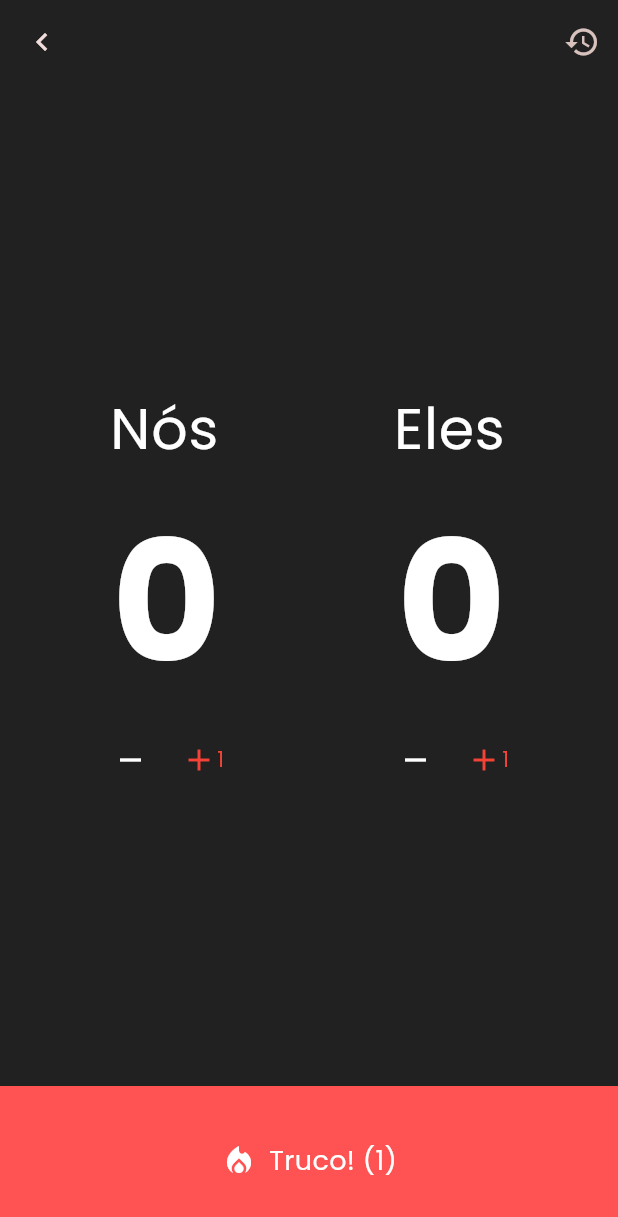
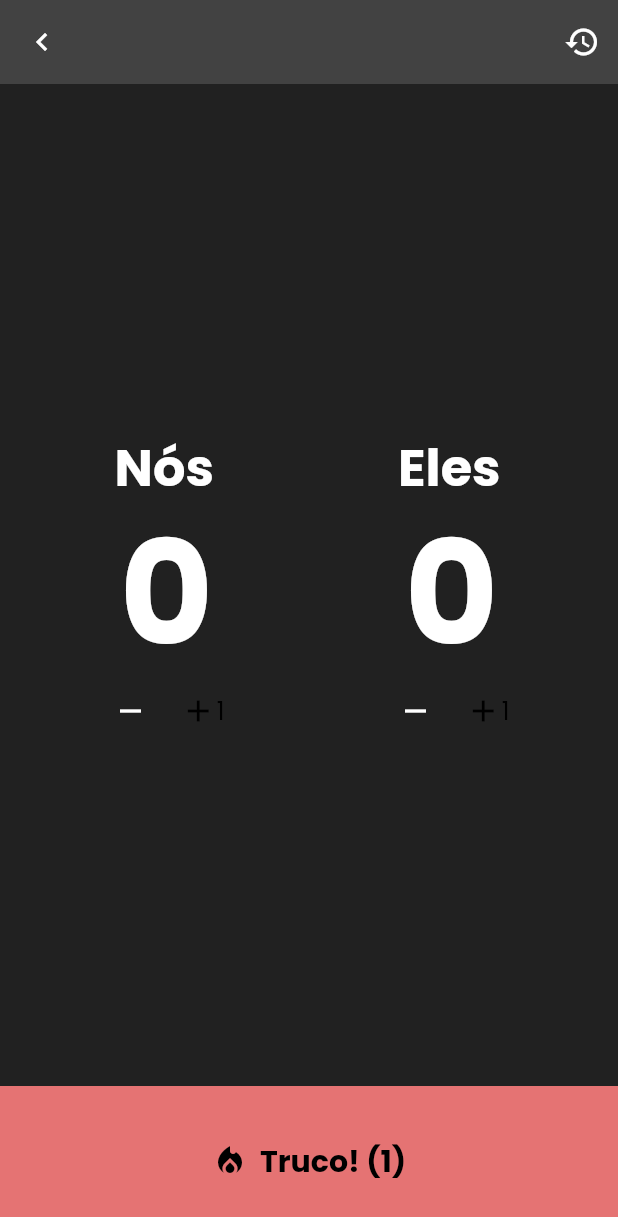
Before and after one commit to alessonjrt/marcatruco, a Flutter app: the screen it shows after launch, after a tap on "Jogar", on a phone screen of 412 x 824 dp. Shown: the top 1217 px of the screen. Run offline on Flutter 3.47's test engine with Material 3 defaults, Android fonts, the phone set to English and light mode, and no system bars; our stand-ins replace audioplayers, camera, flutter_secure_storage, google_fonts, lottie, share_plus; missing offline and left inert: widgets_to_image.

Commit message:
some fixes

```diff
--- a/lib/features/menu/menu_screen.dart
+++ b/lib/features/menu/menu_screen.dart
@@ -24,7 +24,6 @@ class MenuScreen extends StatelessWidget {
                       title: 'Jogar',
                       icon: Icons.play_arrow_rounded,
                       route: '/score_board',
-                      color: Colors.white,
                     ),
                     const SizedBox(width: 10),
                     _buildMenuButton(
@@ -32,15 +31,14 @@ class MenuScreen extends StatelessWidget {
                       title: 'Histórico',
                       icon: Icons.history,
                       route: '/history',
-                      color: Colors.white,
                     ),
+                    // Você pode descomentar e ajustar este botão se necessário
                     // const SizedBox(width: 10),
                     // _buildMenuButton(
                     //   context,
                     //   title: 'Opções',
                     //   icon: Icons.settings,
-                    //   route: '/history',
-                    //   color: Colors.white,
+                    //   route: '/options',
                     // ),
                   ],
                 ),
@@ -55,7 +53,6 @@ class MenuScreen extends StatelessWidget {
     required String title,
     required IconData icon,
     required String route,
-    required Color color,
   }) {
     double width = MediaQuery.of(context).size.width * 0.28;
     double height = MediaQuery.of(context).size.height * 0.11;
@@ -70,8 +67,8 @@ class MenuScreen extends StatelessWidget {
           begin: Alignment.topLeft,
           end: Alignment.bottomRight,
           colors: [
-            Colors.grey.shade300,
-            Colors.grey.shade600,
+            Theme.of(context).colorScheme.primary.withOpacity(0.3),
+            Theme.of(context).colorScheme.primary.withOpacity(0.6),
           ],
         ),
       ),
@@ -92,40 +89,18 @@ class MenuScreen extends StatelessWidget {
             child: Column(
               crossAxisAlignment: CrossAxisAlignment.start,
               children: [
-                ShaderMask(
-                  shaderCallback: (bounds) => LinearGradient(
-                    begin: Alignment.topLeft,
-                    end: Alignment.bottomRight,
-                    colors: [
-                      Colors.grey.shade300,
-                      Colors.grey.shade600,
-                    ],
-                  ).createShader(bounds),
-                  child: Icon(
-                    icon,
-                    size: 28,
-                    color: Colors.white,
-                  ),
+                Icon(
+                  icon,
+                  size: 28,
+                  color: Theme.of(context).colorScheme.primary,
                 ),
                 const SizedBox(height: 20),
-                ShaderMask(
-                  shaderCallback: (bounds) => LinearGradient(
-                    begin: Alignment.topLeft,
-                    end: Alignment.bottomRight,
-                    colors: [
-                      Colors.grey.shade300,
-                      Colors.grey.shade600,
-                    ],
-                  ).createShader(bounds),
-                  child: Text(
-                    title,
-                    style: const TextStyle(
-                      fontSize: 16,
-                      fontWeight: FontWeight.bold,
-                      color:
-                          Colors.white, // Cor base antes de aplicar o degradê
-                    ),
-                  ),
+                Text(
+                  title,
+                  style: Theme.of(context).textTheme.titleMedium?.copyWith(
+                        fontWeight: FontWeight.bold,
+                        color: Theme.of(context).colorScheme.primary,
+                      ),
                 ),
               ],
             ),
--- a/lib/features/score_board/score_board_screen.dart
+++ b/lib/features/score_board/score_board_screen.dart
@@ -43,7 +43,7 @@ class _ScoreBoardScreenState extends State<ScoreBoardScreen> {
   }
 
   Future<void> _showEndGameDialog() async {
-    bool? shouldReset = await showDialog<bool>(
+    await showDialog<bool>(
       context: context,
       builder: (BuildContext context) {
         String winningTeam = _scoreBoardController.match.teamA.hasWon
@@ -54,39 +54,36 @@ class _ScoreBoardScreenState extends State<ScoreBoardScreen> {
           child: AlertDialog(
             surfaceTintColor: Theme.of(context).scaffoldBackgroundColor,
             backgroundColor: Theme.of(context).scaffoldBackgroundColor,
-                shape: RoundedRectangleBorder(
-                    borderRadius: BorderRadius.circular(4)),
-                title: const Text('Fim de Jogo!'),
+            shape:
+                RoundedRectangleBorder(borderRadius: BorderRadius.circular(4)),
+            title: Text(
+              'Fim de Jogo!',
+              style: Theme.of(context).textTheme.titleLarge,
+            ),
             content: Text(
-                    '$winningTeam atingiu ${ScoreBoardController.maxPoints} pontos. Deseja reiniciar a partida?'),
+              '$winningTeam atingiu ${ScoreBoardController.maxPoints} pontos. Deseja compartilar o resultado?',
+              style: Theme.of(context).textTheme.bodyLarge,
+            ),
             actions: [
               IconButton(
                 onPressed: () => Navigator.of(context).pushNamed(
                     '/share_result',
                     arguments: _scoreBoardController.match),
-                      icon: const Icon(Icons.share)),
-                  TextButton(
-                    onPressed: () {
-                      Navigator.of(context).pop(false);
-                    },
-                    child: const Text('Não'),
+                icon: Icon(
+                  Icons.share,
+                  color: Theme.of(context).colorScheme.primary,
+                ),
               ),
               TextButton(
-                    onPressed: () {
-                      Navigator.of(context).pop(true);
-                    },
-                    child: const Text('Sim'),
-                  ),
+                  onPressed: () => Navigator.of(context).pop(),
+                  child: Text('Não'))
             ],
           ),
         );
       },
-        ) ??
-        false;
+    );
 
-    if (shouldReset) {
     _scoreBoardController.resetScores();
-    }
   }
 
   @override
@@ -100,15 +97,20 @@ class _ScoreBoardScreenState extends State<ScoreBoardScreen> {
         ),
       ),
       appBar: AppBar(
-        backgroundColor: Colors.transparent,
         leading: IconButton(
-          icon: const Icon(Icons.chevron_left),
+          icon: Icon(
+            Icons.chevron_left,
+            color: Theme.of(context).colorScheme.onSurface,
+          ),
           onPressed: () => Navigator.of(context).pop(),
         ),
         surfaceTintColor: Colors.transparent,
         actions: <Widget>[
           IconButton(
-            icon: const Icon(Icons.history),
+            icon: Icon(
+              Icons.history,
+              color: Theme.of(context).colorScheme.onSurface,
+            ),
             onPressed: () =>
                 showMatchActionsSheet(context, _scoreBoardController.match),
           ),
@@ -116,11 +118,8 @@ class _ScoreBoardScreenState extends State<ScoreBoardScreen> {
       ),
       body: Padding(
         padding: const EdgeInsets.all(16),
-        child: Column(
-          crossAxisAlignment: CrossAxisAlignment.start,
-          mainAxisAlignment: MainAxisAlignment.center,
-          children: [
-            Row(
+        child: Center(
+          child: Row(
             crossAxisAlignment: CrossAxisAlignment.center,
             mainAxisAlignment: MainAxisAlignment.spaceBetween,
             children: [
@@ -160,7 +159,6 @@ class _ScoreBoardScreenState extends State<ScoreBoardScreen> {
               ),
             ],
           ),
-          ],
         ),
       ),
     );
--- a/lib/shared/theme/app_theme.dart
+++ b/lib/shared/theme/app_theme.dart
@@ -4,29 +4,24 @@ import 'package:google_fonts/google_fonts.dart';
 class AppTheme {
   static ThemeData get darkTheme => ThemeData(
         brightness: Brightness.dark,
-        scaffoldBackgroundColor: Colors.grey.shade900,
-        colorScheme: ColorScheme.fromSeed(
-          seedColor: Colors.red.shade500,
-          brightness: Brightness.dark,
-        ),
+        scaffoldBackgroundColor: _darkColorScheme.background,
+        colorScheme: _darkColorScheme,
         textTheme: _buildTextTheme(Brightness.dark),
         useMaterial3: true,
       );
 
   static ThemeData get lightTheme => ThemeData(
         brightness: Brightness.light,
-        scaffoldBackgroundColor: Colors.white,
-        colorScheme: ColorScheme.fromSeed(
-          seedColor: Colors.red.shade500,
-          brightness: Brightness.light,
-        ),
+        scaffoldBackgroundColor: _lightColorScheme.background,
+        colorScheme: _lightColorScheme,
         textTheme: _buildTextTheme(Brightness.light),
         useMaterial3: true,
       );
 
   static TextTheme _buildTextTheme(Brightness brightness) {
     final baseTextTheme = GoogleFonts.poppinsTextTheme();
-    final textColor = brightness == Brightness.dark ? Colors.white : Colors.black;
+    final textColor =
+        brightness == Brightness.dark ? Colors.white : Colors.black;
 
     return baseTextTheme.copyWith(
       displayLarge: baseTextTheme.displayLarge?.copyWith(
@@ -92,4 +87,50 @@ class AppTheme {
       ),
     );
   }
+
+  static final ColorScheme _lightColorScheme = ColorScheme(
+    brightness: Brightness.light,
+    primary: Colors.red.shade600,
+    onPrimary: Colors.white,
+    secondary: Colors.blue.shade600,
+    onSecondary: Colors.white,
+    tertiary: Colors.orange.shade600,
+    onTertiary: Colors.white,
+    error: Colors.red.shade700,
+    onError: Colors.white,
+    background: Colors.grey.shade50,
+    onBackground: Colors.black,
+    surface: Colors.white,
+    onSurface: Colors.black,
+    surfaceVariant: Colors.green.shade600,
+    onSurfaceVariant: Colors.white,
+    outline: Colors.grey.shade500,
+    shadow: Colors.black45,
+    inverseSurface: Colors.grey.shade200,
+    onInverseSurface: Colors.black,
+    inversePrimary: Colors.red.shade700,
+  );
+
+  static final ColorScheme _darkColorScheme = ColorScheme(
+    brightness: Brightness.dark,
+    primary: Colors.red.shade300,
+    onPrimary: Colors.black,
+    secondary: Colors.blue.shade300,
+    onSecondary: Colors.black,
+    tertiary: Colors.orange.shade300,
+    onTertiary: Colors.black,
+    error: Colors.red.shade200,
+    onError: Colors.black,
+    background: Colors.grey.shade900,
+    onBackground: Colors.white,
+    surface: Colors.grey.shade800,
+    onSurface: Colors.white,
+    surfaceVariant: Colors.green.shade300,
+    onSurfaceVariant: Colors.black,
+    outline: Colors.grey.shade600,
+    shadow: Colors.black,
+    inverseSurface: Colors.grey.shade800,
+    onInverseSurface: Colors.white,
+    inversePrimary: Colors.red.shade100,
+  );
 }
--- a/lib/shared/widgets/score_widget.dart
+++ b/lib/shared/widgets/score_widget.dart
@@ -10,14 +10,16 @@ class ScoreWidget extends StatefulWidget {
   final VoidCallback onFold;
   final void Function(String)? onNameChanged;
   final RiseMode riseMode;
-  const ScoreWidget(
-      {super.key,
+
+  const ScoreWidget({
+    super.key,
     required this.onAdd,
     required this.onSubtract,
     this.onNameChanged,
     required this.riseMode,
     required this.onFold,
-      required this.team});
+    required this.team,
+  });
 
   @override
   State<ScoreWidget> createState() => _ScoreWidgetState();
@@ -55,11 +57,12 @@ class _ScoreWidgetState extends State<ScoreWidget> {
                     borderSide: BorderSide(color: Colors.transparent),
                   ),
                   focusedBorder: UnderlineInputBorder(
-                    borderSide:
-                        BorderSide(color: Color.fromARGB(0, 234, 221, 221)),
+                    borderSide: BorderSide(color: Colors.transparent),
                   ),
                 ),
-                style: const TextStyle(color: Colors.white, fontSize: 38),
+                style: Theme.of(context).textTheme.headlineMedium?.copyWith(
+                      color: Theme.of(context).colorScheme.onSurface,
+                    ),
               ),
               Badge(
                 backgroundColor: Colors.transparent,
@@ -67,15 +70,18 @@ class _ScoreWidgetState extends State<ScoreWidget> {
                 isLabelVisible:
                     widget.team.score >= 10 && widget.team.score != 12,
                 offset: const Offset(-18, 25),
-                label: Lottie.asset(width: 30, 'assets/animations/fire.json'),
+                label: Lottie.asset(
+                  width: 30,
+                  'assets/animations/fire.json',
+                ),
                 child: Text(
                   widget.team.score.toString(),
-                  style: TextStyle(
+                  style: Theme.of(context).textTheme.displayLarge?.copyWith(
                         color: widget.team.score != 12
-                          ? Colors.white
+                            ? Theme.of(context).colorScheme.onSurface
                             : Colors.amberAccent,
                         fontWeight: FontWeight.bold,
-                      fontSize: 112),
+                      ),
                 ),
               ),
               Row(
@@ -83,24 +89,31 @@ class _ScoreWidgetState extends State<ScoreWidget> {
                 crossAxisAlignment: CrossAxisAlignment.center,
                 children: <Widget>[
                   IconButton(
-                      icon: const Icon(
+                    icon: Icon(
                       Icons.remove,
-                        color: Colors.white,
+                      color: Theme.of(context).colorScheme.onSurface,
                     ),
-                      onPressed: widget.onSubtract),
+                    onPressed: widget.onSubtract,
+                  ),
                   IconButton(
-                    color: Colors.red,
+                    color: Theme.of(context).colorScheme.error,
                     icon: Row(
                       crossAxisAlignment: CrossAxisAlignment.center,
                       mainAxisAlignment: MainAxisAlignment.center,
                       mainAxisSize: MainAxisSize.min,
                       children: [
-                        const Icon(
+                        Icon(
                           Icons.add,
+                          color: Theme.of(context).colorScheme.onError,
                         ),
                         Text(
                           '${widget.riseMode.value}',
-                          style: const TextStyle(color: Colors.red),
+                          style: Theme.of(context)
+                              .textTheme
+                              .bodyLarge
+                              ?.copyWith(
+                                color: Theme.of(context).colorScheme.onError,
+                              ),
                         )
                       ],
                     ),
@@ -112,10 +125,19 @@ class _ScoreWidgetState extends State<ScoreWidget> {
                 visible: widget.riseMode != RiseMode.none,
                 child: TextButton.icon(
                   onPressed: widget.onFold,
-                  icon: const Text('correr'),
-                  label: const Icon(Icons.directions_run),
+                  icon: Text(
+                    'Correr',
+                    style: Theme.of(context).textTheme.labelLarge,
                   ),
-              )
+                  label: Icon(
+                    Icons.directions_run,
+                    color: Theme.of(context).colorScheme.primary,
+                  ),
+                  style: TextButton.styleFrom(
+                    foregroundColor: Theme.of(context).colorScheme.primary,
+                  ),
+                ),
+              ),
             ],
           ),
         ),
--- a/lib/shared/widgets/truco_button.dart
+++ b/lib/shared/widgets/truco_button.dart
@@ -1,5 +1,5 @@
+import 'package:flutter/material.dart';
 import 'package:marcatruco/shared/enums/rise_mode.dart';
-import 'package:flutter/material.dart';
 
 class TrucoButton extends StatelessWidget {
   final RiseMode currentMode;
@@ -11,16 +11,14 @@ class TrucoButton extends StatelessWidget {
     required this.currentMode,
   });
 
-
   void _nextMode() {
-   onRiseModeChanged(currentMode.next);
+    onRiseModeChanged(currentMode.next);
   }
-
 
   @override
   Widget build(BuildContext context) {
     return Material(
-      color: _getButtonColor(),
+      color: _getButtonColor(context),
       child: InkWell(
         onTap: _nextMode,
         child: SizedBox(
@@ -29,15 +27,17 @@ class TrucoButton extends StatelessWidget {
             crossAxisAlignment: CrossAxisAlignment.center,
             mainAxisAlignment: MainAxisAlignment.center,
             children: [
-              const Icon(
+              Icon(
                 Icons.local_fire_department,
-                color: Colors.white,
+                color: Theme.of(context).colorScheme.onPrimary,
               ),
               const SizedBox(width: 8),
               Text(
                 _getButtonLabel(),
-                style: const TextStyle(color: Colors.white, fontSize: 18),
-              )
+                style: Theme.of(context).textTheme.titleLarge?.copyWith(
+                      color: Theme.of(context).colorScheme.onPrimary,
+                    ),
+              ),
             ],
           ),
         ),
@@ -45,7 +45,7 @@ class TrucoButton extends StatelessWidget {
     );
   }
 
-   String _getLabel(RiseMode mode) {
+  String _getLabel(RiseMode mode) {
     switch (mode) {
       case RiseMode.none:
         return 'Truco!';
@@ -56,7 +56,7 @@ class TrucoButton extends StatelessWidget {
       case RiseMode.nine:
         return 'Doze!';
       case RiseMode.twelve:
-        return 'Ta valendo tudo!!';
+        return 'Tá valendo tudo!!';
       default:
         return 'Start Truco';
     }
@@ -67,21 +67,20 @@ class TrucoButton extends StatelessWidget {
     return '$nextAction (${currentMode.value})';
   }
 
-  Color _getButtonColor() {
+  Color _getButtonColor(BuildContext context) {
     switch (currentMode) {
       case RiseMode.none:
-        return Colors.redAccent;
+        return Theme.of(context).colorScheme.primary;
       case RiseMode.truco:
-        return Colors.red;
+        return Theme.of(context).colorScheme.secondary;
       case RiseMode.six:
-        return Colors.orange;
+        return Theme.of(context).colorScheme.tertiaryContainer;
       case RiseMode.nine:
-        return Colors.blue;
+        return Theme.of(context).colorScheme.error;
       case RiseMode.twelve:
-        return Colors.green;
+        return Theme.of(context).colorScheme.surfaceContainerHighest;
       default:
-        return Colors.red;
+        return Theme.of(context).colorScheme.primary;
     }
   }
-
 }
```
Also changed, not shown: lib/features/history/history_screen.dart (+46 -38 lines), lib/features/share_result/share_result_screen.dart (+49 -34 lines), lib/shared/sheets/actions_sheet.dart (+27 -20 lines). Lines whose indentation alone changed are shown as unchanged.
